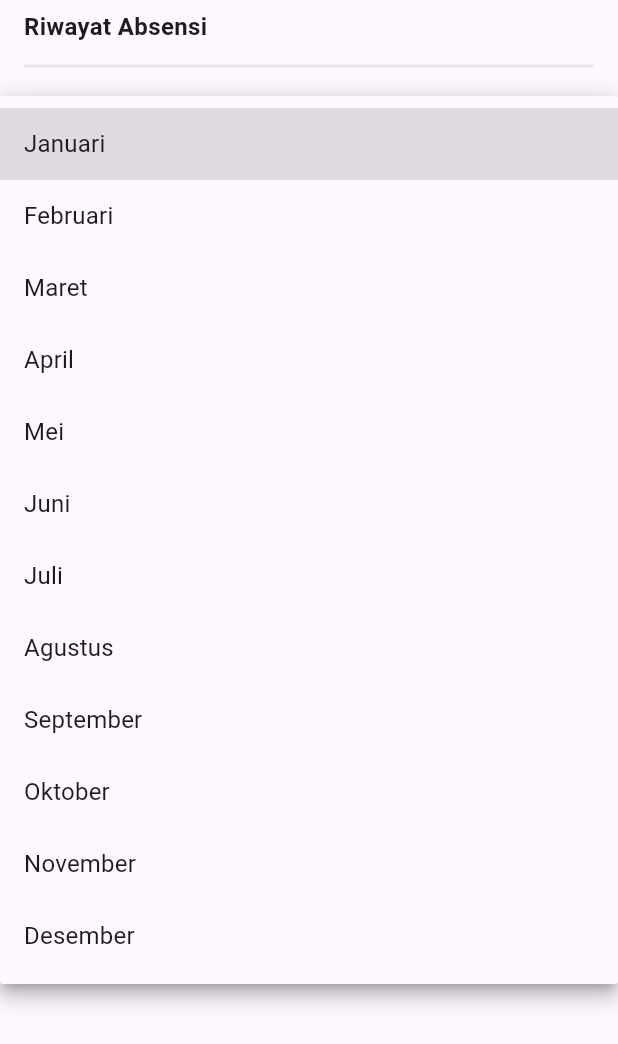
After one commit to AxelanO7/payroll-mobile-flutter, a Flutter app: the PayrollView screen opened directly, after a tap on the "arrow drop down" icon, on a phone screen of 412 x 824 dp. The commit adds this screen. Shown: the top 1044 px of the screen. Run offline on Flutter 3.47's test engine with Material 3 defaults, Android fonts, the phone set to English and light mode, and no system bars; our stand-ins replace file_picker, flutter_easyrefresh, flutter_svg, get, get_storage, google_maps_flutter and 5 more; missing offline and left inert: dart_ping_ios, property_change_notifier; accounts and stored records are empty; network calls fail; Roboto replaces fonts that are missing (PlusJakartaSansRegular, PlusJakartaSansSemiBold).

Commit message:
feat (payroll) : add page & route

```diff
--- /dev/null
+++ b/lib/src/views/main_page/payroll/payroll_controller.dart
@@ -0,0 +1,63 @@
+import 'package:absent_payroll/src/api/get_history_presence_api.dart';
+import 'package:absent_payroll/src/core/base_import.dart';
+import 'package:flutter_easyrefresh/easy_refresh.dart';
+
+class PayrollController extends BaseController {
+  var mainScrollController = ScrollController();
+  List<Presence?> dosenList = [];
+
+  EasyRefreshController refreshController = EasyRefreshController();
+
+  bool isLoadingStatus = false;
+
+  String? selectedMonth;
+  List<String> monthList = [
+    'Januari',
+    'Februari',
+    'Maret',
+    'April',
+    'Mei',
+    'Juni',
+    'Juli',
+    'Agustus',
+    'September',
+    'Oktober',
+    'November',
+    'Desember',
+  ];
+
+  String teacherId = '';
+
+  listData({int? pageTo}) async {
+    isLoadingStatus = true;
+    update();
+    getDosenListData();
+    isLoadingStatus = false;
+    update();
+  }
+
+  @override
+  onInit() {
+    isLoading = true;
+    update();
+    super.onInit();
+  }
+
+  @override
+  onReady() async {
+    await getDosenListData();
+    isLoading = false;
+    update();
+    super.onReady();
+  }
+
+  @override
+  onClose() async {
+    super.onClose();
+  }
+
+  getDosenListData() async {
+    teacherId = await SettingsUtils.getString("teacher_id");
+    var res = await GetHistoryPresenceApi().request(teacherId: teacherId);
+  }
+}
--- /dev/null
+++ b/lib/src/views/main_page/payroll/payroll_view.dart
@@ -0,0 +1,184 @@
+import 'package:absent_payroll/src/core/base_import.dart';
+import 'package:flutter_easyrefresh/easy_refresh.dart';
+
+import 'payroll_controller.dart';
+import 'payroll_list_item.dart';
+
+class PayrollView extends StatefulWidget {
+  const PayrollView({super.key});
+
+  @override
+  State<PayrollView> createState() => _PayrollViewState();
+}
+
+class _PayrollViewState extends State<PayrollView> {
+  @override
+  Widget build(BuildContext context) {
+    return GetBuilder<PayrollController>(
+      init: PayrollController(),
+      builder: (controller) => GestureDetector(
+        onTap: () => FocusScope.of(context).unfocus(),
+        child: Scaffold(
+          body: (controller.isLoadingStatus)
+              ? const Row(
+                  mainAxisAlignment: MainAxisAlignment.center,
+                  children: [
+                    Padding(
+                      padding: EdgeInsets.symmetric(vertical: 24.0),
+                      child: SizedBox(
+                        height: 32,
+                        width: 32,
+                        child: CircularProgressIndicator(),
+                      ),
+                    ),
+                  ],
+                )
+              : Stack(
+                  children: [
+                    EasyRefresh(
+                      header: MaterialHeader(valueColor: AlwaysStoppedAnimation<Color>(ColorStyle.customGreyColor)),
+                      controller: controller.refreshController,
+                      // onRefresh: controller.onRefresh,
+                      child: SingleChildScrollView(
+                        physics: const ScrollPhysics(),
+                        child: Column(
+                          children: [
+                            _header(context, controller),
+                            if (controller.dosenList.isEmpty)
+                              Padding(
+                                padding: const EdgeInsets.symmetric(vertical: 16),
+                                child: Center(
+                                  child: Text(
+                                    'Data tidak ditemukan',
+                                    style: TypographyStyle.body2Reguler.copyWith(color: ColorStyle().grayscaleRange[800]),
+                                  ),
+                                ),
+                              )
+                            else
+                              ListView.builder(
+                                physics: const ScrollPhysics(),
+                                shrinkWrap: true,
+                                itemCount: controller.dosenList.length,
+                                itemBuilder: (context, index) {
+                                  var item = controller.dosenList[index];
+                                  return PayrollListItem(
+                                    controller,
+                                    item,
+                                    index,
+                                  );
+                                },
+                              ),
+                          ],
+                        ),
+                      ),
+                    ),
+                  ],
+                ),
+        ),
+      ),
+    );
+  }
+
+  Widget _header(BuildContext context, PayrollController controller) {
+    return Column(
+      children: [
+        Container(
+          padding: const EdgeInsets.symmetric(horizontal: 16),
+          width: Get.width,
+          height: 36,
+          child: Align(
+            alignment: Alignment.centerLeft,
+            child: Text(
+              "Riwayat Absensi",
+              style: TypographyStyle.body2SemiBold,
+              textAlign: TextAlign.center,
+            ),
+          ),
+        ),
+        Padding(
+          padding: const EdgeInsets.symmetric(horizontal: 16),
+          child: Divider(
+            thickness: 2,
+            color: ColorStyle().grayscaleRange[200],
+          ),
+        ),
+        // make month with check box
+        SizedBox(height: 20),
+        Padding(
+          padding: const EdgeInsets.symmetric(horizontal: 12),
+          child: DropdownButtonFormField<String>(
+            decoration: InputDecoration(
+              contentPadding: const EdgeInsets.symmetric(horizontal: 16),
+              border: OutlineInputBorder(
+                borderRadius: BorderRadius.circular(8),
+                borderSide: BorderSide(
+                  color: ColorStyle().grayscaleRange[200]!,
+                ),
+              ),
+            ),
+            value: controller.selectedMonth,
+            onChanged: (String? newValue) {
+              controller.selectedMonth = newValue!;
+              controller.update();
+            },
+            items: controller.monthList.map<DropdownMenuItem<String>>((String value) {
+              return DropdownMenuItem<String>(
+                value: value,
+                child: Text(
+                  value,
+                  style: TypographyStyle.body2Reguler.copyWith(color: ColorStyle().grayscaleRange[800]),
+                ),
+              );
+            }).toList(),
+          ),
+        ),
+        SizedBox(height: 20),
+        Padding(
+          padding: const EdgeInsets.only(left: 16, right: 16, top: 4),
+          child: Row(
+            children: [
+              Expanded(
+                child: Text(
+                  'Tanggal',
+                  textAlign: TextAlign.center,
+                  style: TypographyStyle.body2SemiBold.copyWith(color: ColorStyle().grayscaleRange[800]),
+                ),
+              ),
+              Expanded(
+                child: Text(
+                  'Check In',
+                  textAlign: TextAlign.center,
+                  style: TypographyStyle.body2SemiBold.copyWith(color: ColorStyle().grayscaleRange[800]),
+                ),
+              ),
+              Expanded(
+                child: Text(
+                  'Check Out',
+                  textAlign: TextAlign.center,
+                  style: TypographyStyle.body2SemiBold.copyWith(color: ColorStyle().grayscaleRange[800]),
+                ),
+              ),
+              Expanded(
+                child: Text(
+                  'Keterangan',
+                  textAlign: TextAlign.center,
+                  style: TypographyStyle.body2SemiBold.copyWith(color: ColorStyle().grayscaleRange[800]),
+                ),
+              ),
+            ],
+          ),
+        ),
+        Padding(
+          padding: const EdgeInsets.only(right: 16, left: 16, top: 4, bottom: 12),
+          child: Divider(
+            thickness: 2,
+            color: ColorStyle().grayscaleRange[200],
+          ),
+        )
+      ],
+    );
+  }
+
+  @override
+  bool get wantKeepAlive => true;
+}
--- a/lib/src/views/main_page/time_off/time_off_view.dart
+++ b/lib/src/views/time_off/time_off_view.dart
@@ -1,6 +1,7 @@
 import 'package:absent_payroll/src/core/base_import.dart';
-import 'package:absent_payroll/src/views/main_page/time_off/time_off_controller.dart';
 import 'package:intl/intl.dart';
+
+import 'time_off_controller.dart';
 
 class TimeOffView extends StatelessWidget {
   const TimeOffView({super.key});
```
Also changed, not shown: lib/src/views/main_page/payroll/payroll_list_item.dart (added, +97 -0 lines), lib/src/views/time_off/time_off_controller.dart (renamed from lib/src/views/main_page/time_off/time_off_controller.dart).
